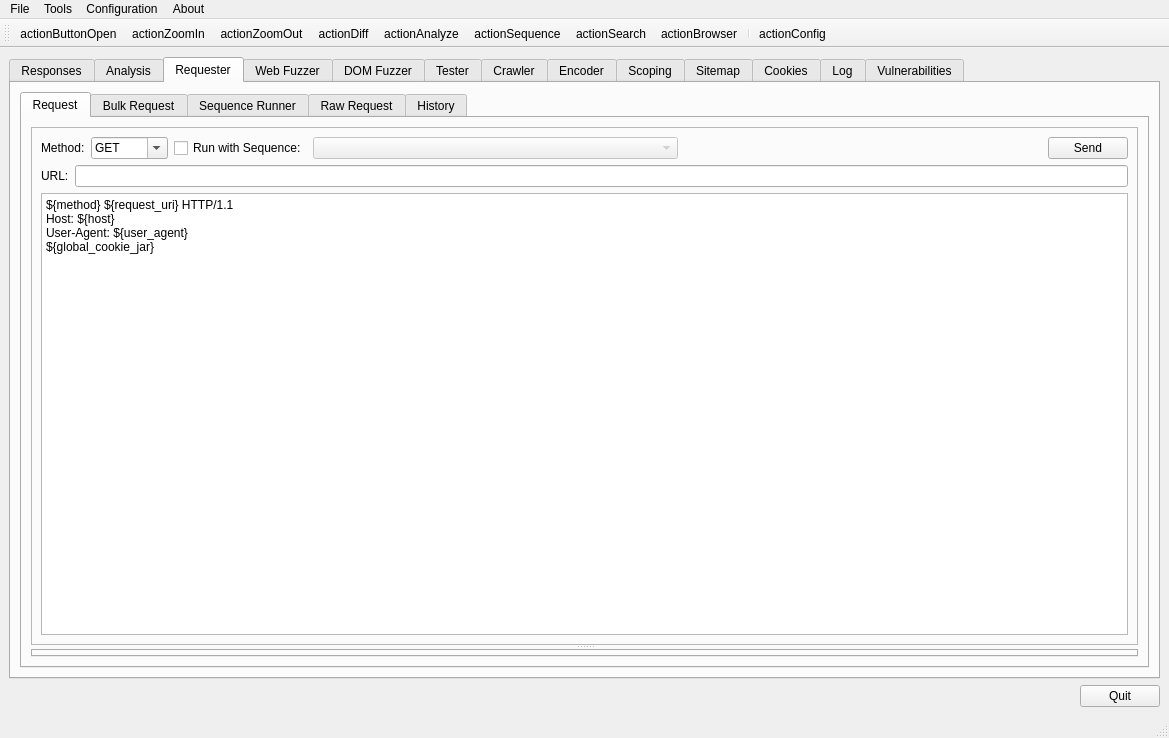
Above: branches/raft3/ui/RaftMain.ui from RAFTDevTeam/raft before the change. Below: the same form after it.
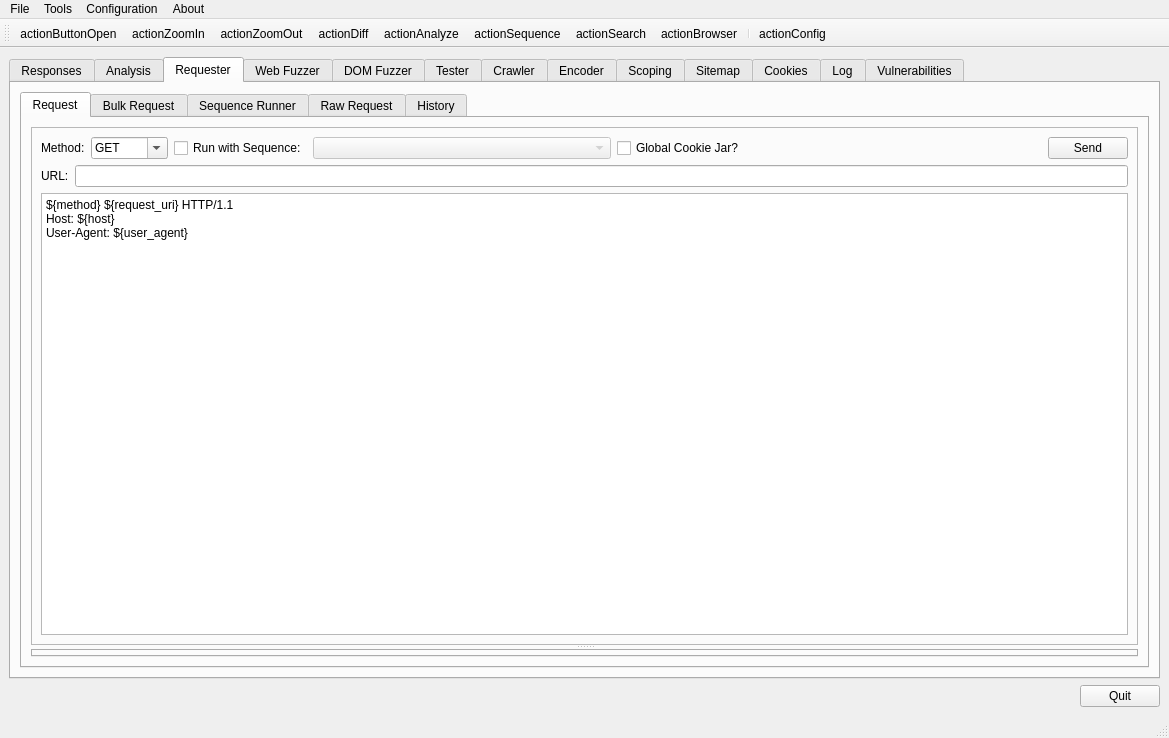
That is the form after the change. The open tabs and pages were chosen to show the change. Icons and pictures are not drawn. Custom widgets are drawn as their Qt base class.

Commit message: Fixed overwritten changes in RaftMain.ui to include Global Cookie Jar changes

What changed in the file:
```diff
--- a/branches/raft3/ui/RaftMain.ui
+++ b/branches/raft3/ui/RaftMain.ui
@@ -204,6 +204,16 @@
                     </property>
                    </widget>
                   </item>
+                  <item>
+                   <widget class="QCheckBox" name="requesterUseGlobalCookieJar">
+                    <property name="text">
+                     <string>Global Cookie Jar?</string>
+                    </property>
+                    <property name="checked">
+                     <bool>false</bool>
+                    </property>
+                   </widget>
+                  </item>
                   <item>
                    <spacer name="horizontalSpacer_9">
                     <property name="orientation">
@@ -248,8 +258,7 @@
                   <property name="plainText">
                    <string>${method} ${request_uri} HTTP/1.1
 Host: ${host}
-User-Agent: ${user_agent}
-${global_cookie_jar}</string>
+User-Agent: ${user_agent}</string>
                   </property>
                  </widget>
                 </item>
```
Left out of the diff: 17 changed lines with no effect on the pictures. The commit also changes 1 other file.
